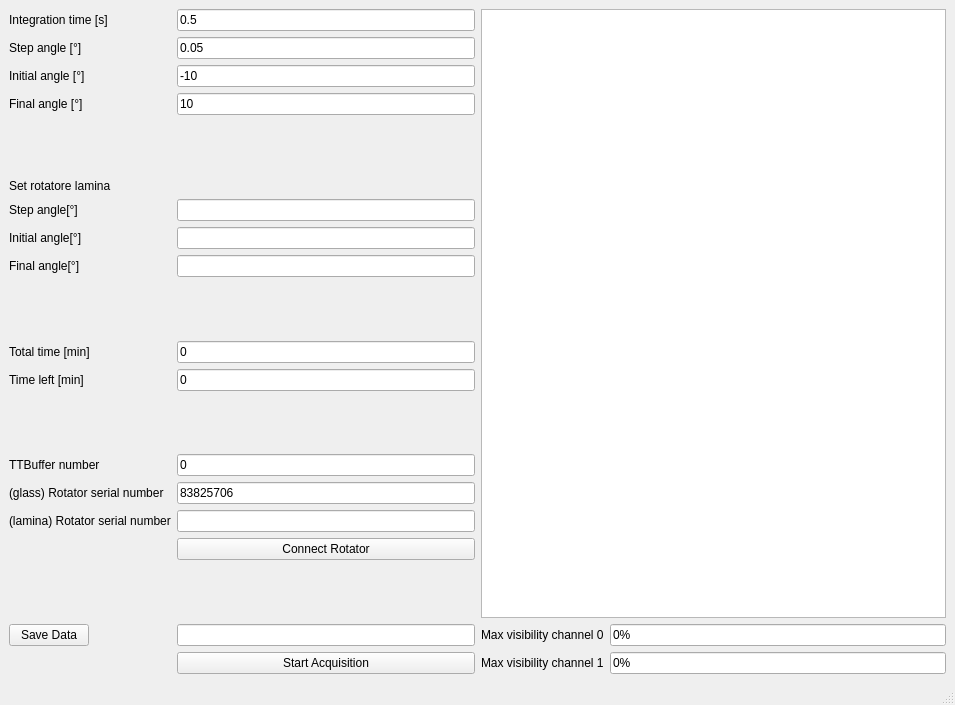
qLuxor/pylabtools, file timebin_lamina.ui: the form before one commit.
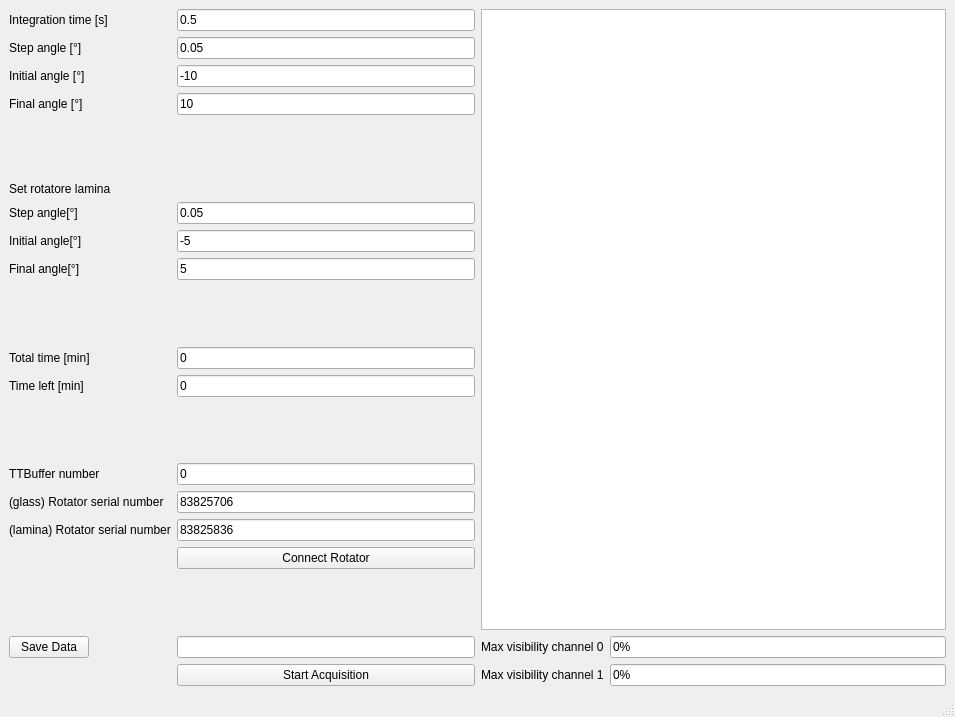
The form after the commit. Custom widgets are drawn as their Qt base class.

Commit message: Fix bugs in timebin_lamina

```diff
--- a/timebin_lamina.ui
+++ b/timebin_lamina.ui
@@ -7,7 +7,7 @@
     <x>0</x>
     <y>0</y>
     <width>955</width>
-    <height>705</height>
+    <height>717</height>
    </rect>
   </property>
   <property name="windowTitle">
@@ -237,16 +237,32 @@
        </widget>
       </item>
       <item row="6" column="1">
-       <widget class="QLineEdit" name="txtStpAngleLamina"/>
+       <widget class="QLineEdit" name="txtStpAngleLamina">
+        <property name="text">
+         <string>0.05</string>
+        </property>
+       </widget>
       </item>
       <item row="7" column="1">
-       <widget class="QLineEdit" name="txtIniAngleLamina"/>
+       <widget class="QLineEdit" name="txtIniAngleLamina">
+        <property name="text">
+         <string>-5</string>
+        </property>
+       </widget>
       </item>
       <item row="8" column="1">
-       <widget class="QLineEdit" name="txtFinAngleLamina"/>
+       <widget class="QLineEdit" name="txtFinAngleLamina">
+        <property name="text">
+         <string>5</string>
+        </property>
+       </widget>
       </item>
       <item row="18" column="1">
-       <widget class="QLineEdit" name="txtSNlamina"/>
+       <widget class="QLineEdit" name="txtSNlamina">
+        <property name="text">
+         <string>83825836</string>
+        </property>
+       </widget>
       </item>
       <item row="18" column="0">
        <widget class="QLabel" name="label_15">
```
Left out of the diff: 2 changed lines with no effect on the pictures. The commit also changes 1 other file.
